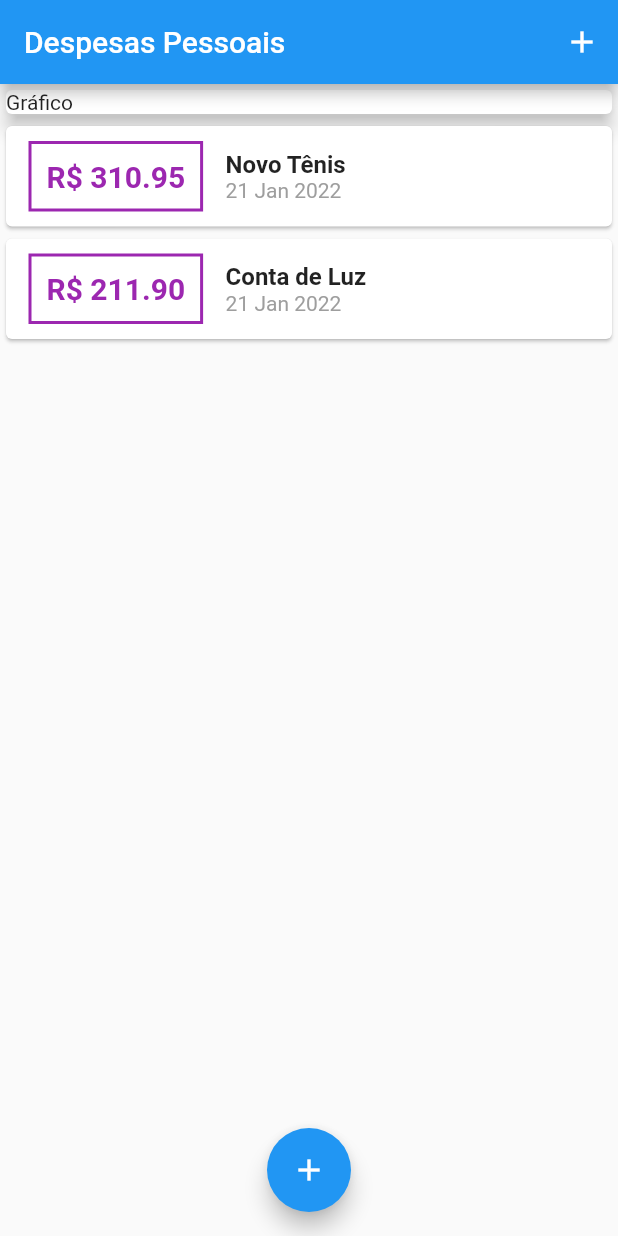
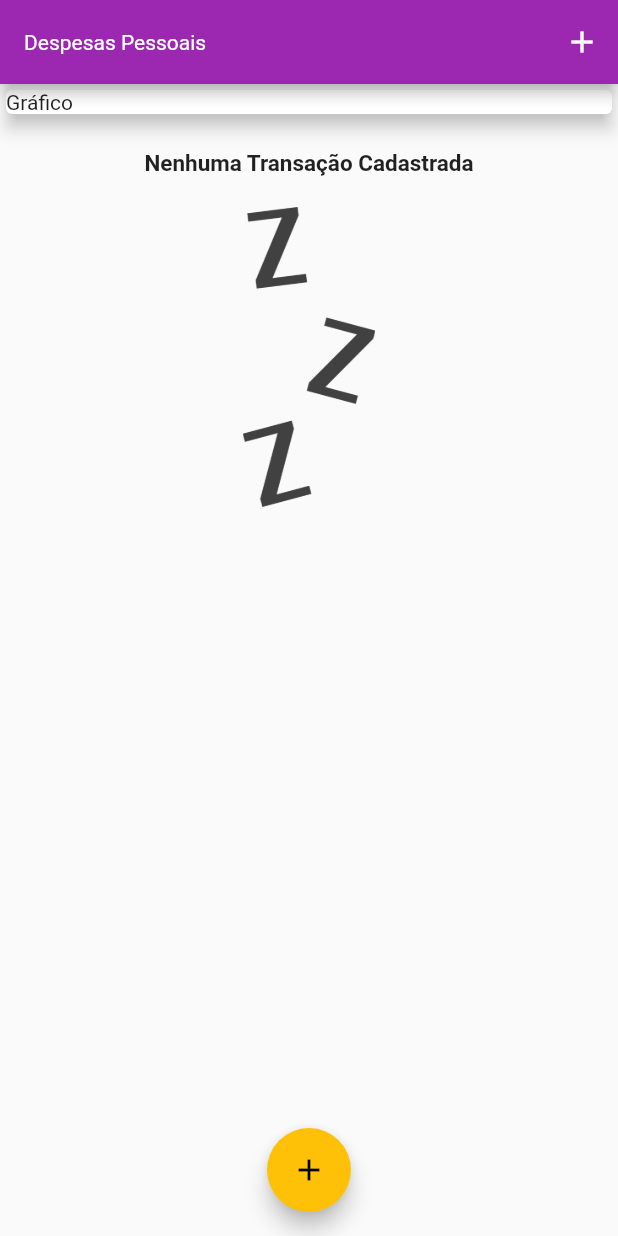
Before and after one commit to Nicollas1305/Personal_Expenses, a Flutter app: the screen it shows after launch, on a phone screen of 412 x 824 dp. Run offline on Flutter 3.47's test engine with Material 2 defaults, Android fonts, the phone set to English and light mode, and no system bars; missing offline and left inert: dart:ffi; Roboto replaces fonts that are missing (MochiyPopOne).

Commit message:
Initial chart

```diff
--- a/lib/components/transaction_list.dart
+++ b/lib/components/transaction_list.dart
@@ -1,3 +1,5 @@
+import 'dart:ffi';
+
 import 'package:expenses/models/transaction.dart';
 import 'package:flutter/material.dart';
 import 'package:intl/intl.dart';
@@ -13,7 +15,29 @@ class TransactionList extends StatelessWidget {
   Widget build(BuildContext context) {
     return Container(
       height: 300,
-      child: ListView.builder(
+      child: transactions.isEmpty
+          ? Column(
+              children: [
+                SizedBox(
+                  height: 20,
+                ),
+                Text(
+                  'Nenhuma Transação Cadastrada',
+                  style: Theme.of(context).textTheme.headline6,
+                ),
+                SizedBox(
+                  height: 20,
+                ),
+                Container(
+                  height: 200,
+                  child: Image.asset(
+                    'assets/images/waiting.png',
+                    fit: BoxFit.cover,
+                  ),
+                ),
+              ],
+            )
+          : ListView.builder(
               itemCount: transactions.length,
               itemBuilder: (ctx, index) {
                 final tr = transactions[index];
@@ -27,7 +51,7 @@ class TransactionList extends StatelessWidget {
                         ),
                         decoration: BoxDecoration(
                           border: Border.all(
-                      color: Colors.purple,
+                            color: Theme.of(context).primaryColor,
                             width: 2,
                           ),
                         ),
@@ -37,7 +61,7 @@ class TransactionList extends StatelessWidget {
                           style: TextStyle(
                             fontWeight: FontWeight.bold,
                             fontSize: 20,
-                      color: Colors.purple,
+                            color: Theme.of(context).primaryColor,
                           ),
                         ),
                       ),
@@ -46,10 +70,7 @@ class TransactionList extends StatelessWidget {
                         children: [
                           Text(
                             tr.title,
-                      style: TextStyle(
-                        fontSize: 16,
-                        fontWeight: FontWeight.bold,
-                      ),
+                            style: Theme.of(context).textTheme.headline6,
                           ),
                           Text(
                             DateFormat('d MMM y').format(tr.date),
--- a/lib/main.dart
+++ b/lib/main.dart
@@ -14,6 +14,25 @@ class ExpensesApp extends StatelessWidget {
   Widget build(BuildContext context) {
     return MaterialApp(
       home: MyHomePage(),
+      theme: ThemeData(
+        primarySwatch: Colors.purple,
+        accentColor: Colors.amber,
+        fontFamily: 'Quicksand',
+        textTheme: ThemeData.light().textTheme.copyWith(
+              headline6: TextStyle(
+                fontFamily: 'MochiyPopOne',
+                fontSize: 15,
+                fontWeight: FontWeight.bold,
+              ),
+            ),
+        appBarTheme: AppBarTheme(
+          textTheme: ThemeData.light().textTheme.copyWith(
+                headline6: TextStyle(
+                  fontFamily: 'MochiyPopOne',
+                ),
+              ),
+        ),
+      ),
     );
   }
 }
@@ -24,8 +43,8 @@ class MyHomePage extends StatefulWidget {
 }
 
 class _MyHomePageState extends State<MyHomePage> {
-  final _transactions = [
-    Transaction(
+  final List<Transaction> _transactions = [
+    /*Transaction(
       id: 't1',
       title: 'Novo Tênis',
       value: 310.95,
@@ -36,7 +55,7 @@ class _MyHomePageState extends State<MyHomePage> {
       title: 'Conta de Luz',
       value: 211.9,
       date: DateTime.now(),
-    ),
+    ),*/
   ];
 
   _addTransaction(String title, double value) {
@@ -50,13 +69,15 @@ class _MyHomePageState extends State<MyHomePage> {
     setState(() {
       _transactions.add(newTransaction);
     });
+
+    Navigator.of(context).pop();
   }
 
   _openTransactionForm(BuildContext context) {
     showModalBottomSheet(
       context: context,
       builder: (_) {
-        return TransactionForm(null);
+        return TransactionForm(_addTransaction);
       },
     );
   }
@@ -65,7 +86,9 @@ class _MyHomePageState extends State<MyHomePage> {
   Widget build(BuildContext context) {
     return Scaffold(
       appBar: AppBar(
-        title: Text('Despesas Pessoais'),
+        title: Text(
+          'Despesas Pessoais',
+        ),
         actions: <Widget>[
           IconButton(
             icon: Icon(Icons.add),
```
Also changed, not shown: lib/components/chart.dart (added, +20 -0 lines), lib/components/transaction_form.dart (+11 -5 lines), pubspec.yaml (+13 -8 lines), assets/fonts/Quicksand-Bold.ttf (added), assets/fonts/Quicksand-Light.ttf (added), assets/fonts/Quicksand-Medium.ttf (added), assets/fonts/Quicksand-Regular.ttf (added), assets/fonts/Quicksand-SemiBold.ttf (added), assets/images/waiting.png (added), 1 other file. Lines whose indentation alone changed are shown as unchanged.
